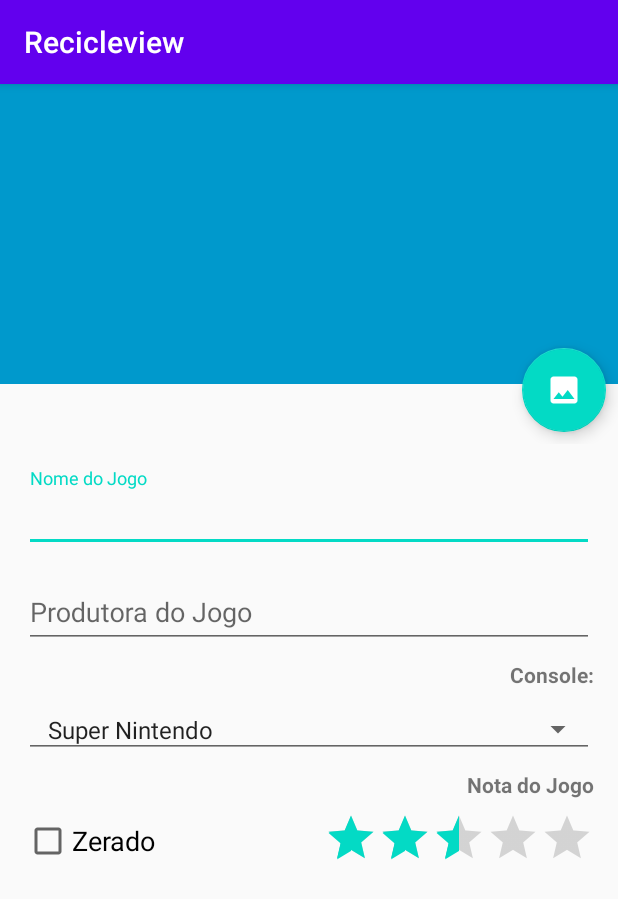
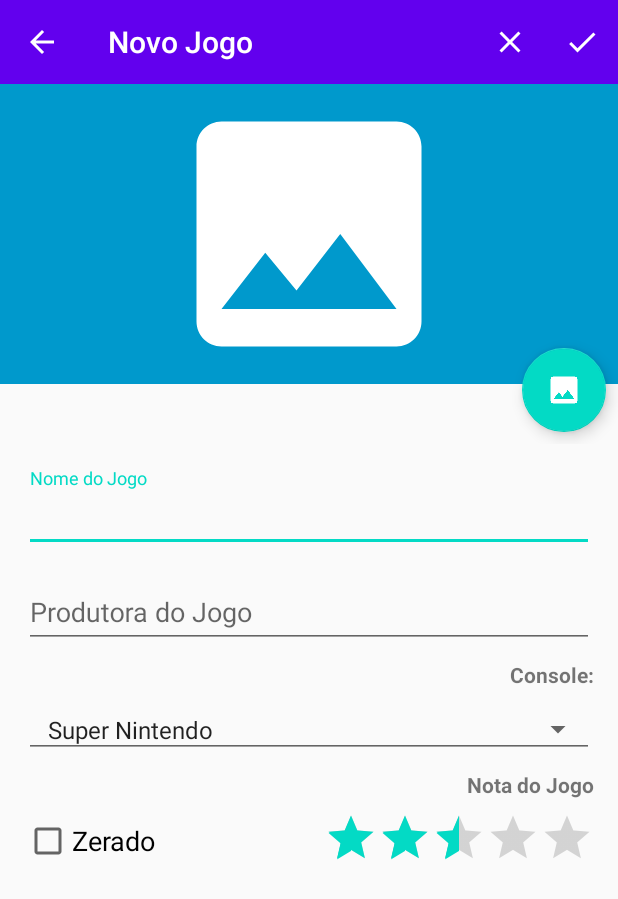
Before and after one commit to Adeniltonarcanjo/Recicleview, an Android app: the CadastroJogoActivity screen opened directly, with no data from a screen before it, on a phone screen of 412 x 824 dp. Shown: the top 899 px of the screen. Run offline under Robolectric (Android 15) with nearby library versions, the phone set to English and light mode, and no system bars.

Commit message:
aula 12 app lista de jogos, Professor Celso Furtado

```diff
--- a/app/src/main/java/adeniltonmorais/android/recicleview/UI/CadastroJogoActivity.kt
+++ b/app/src/main/java/adeniltonmorais/android/recicleview/UI/CadastroJogoActivity.kt
@@ -3,12 +3,63 @@ package adeniltonmorais.android.recicleview.UI
 import adeniltonmorais.android.recicleview.R
 import androidx.appcompat.app.AppCompatActivity
 import android.os.Bundle
+import android.view.Menu
+import android.view.MenuItem
+import android.widget.Toast
+import androidx.appcompat.app.AlertDialog
+import kotlinx.android.synthetic.main.activity_cadastro_jogo.*
+import kotlinx.android.synthetic.main.toolbar.*
+
 
 class CadastroJogoActivity : AppCompatActivity() {
     override fun onCreate(savedInstanceState: Bundle?) {
         super.onCreate(savedInstanceState)
         setContentView(R.layout.activity_cadastro_jogo)
 
+        insertToolbar()
+    }
 
+    private fun insertToolbar() {
+        setSupportActionBar(toolbar)
+        supportActionBar!!.title="Novo Jogo"
+        supportActionBar!!.setDisplayHomeAsUpEnabled(true) // botão de voltar no actionBar do layout de cadastro
     }
+
+    override fun onCreateOptionsMenu(menu: Menu?): Boolean {
+        menuInflater.inflate(R.menu.menu_game,menu)
+        return true
+    }
+
+    override fun onOptionsItemSelected(item: MenuItem): Boolean {
+        when(item.itemId) {
+            R.id.menu_cancelar -> {
+                alert()
+            }
+            R.id.menu_salvar -> {
+                Toast.makeText(this, "Salvar", Toast.LENGTH_SHORT)
+            }
+            else -> {onBackPressed()}
+
+
+        }
+        return true
+    }
+
+    private fun alert() {
+       var builderDialog=AlertDialog.Builder(this)
+        builderDialog.setTitle("Cancelar Cadastro")
+        builderDialog.setMessage("Tem certeza que deseja cancelar o cadastro do seu jogo?")
+        builderDialog.setIcon(R.drawable.ic_baseline_help_outline_red_24)
+
+        builderDialog.setPositiveButton("Sim"){_,_-> onBackPressed()
+
+        }
+        builderDialog.setNegativeButton("Não"){_,_ ->
+            editTextNomeDoJogo.requestFocus()
+        }
+
+        builderDialog.show()
+    }
+
+
 }
--- /dev/null
+++ b/app/src/main/res/drawable/ic_baseline_add_white_24.xml
@@ -0,0 +1,5 @@
+<vector android:height="24dp" android:tint="#FFFFFF"
+    android:viewportHeight="24" android:viewportWidth="24"
+    android:width="24dp" xmlns:android="http://schemas.android.com/apk/res/android">
+    <path android:fillColor="@android:color/white" android:pathData="M19,13h-6v6h-2v-6H5v-2h6V5h2v6h6v2z"/>
+</vector>
--- /dev/null
+++ b/app/src/main/res/drawable/ic_baseline_check_white_24.xml
@@ -0,0 +1,5 @@
+<vector android:height="24dp" android:tint="#FFFFFF"
+    android:viewportHeight="24" android:viewportWidth="24"
+    android:width="24dp" xmlns:android="http://schemas.android.com/apk/res/android">
+    <path android:fillColor="@android:color/white" android:pathData="M9,16.17L4.83,12l-1.42,1.41L9,19 21,7l-1.41,-1.41z"/>
+</vector>
--- /dev/null
+++ b/app/src/main/res/drawable/ic_baseline_clear_white_24.xml
@@ -0,0 +1,5 @@
+<vector android:height="24dp" android:tint="#FFFFFF"
+    android:viewportHeight="24" android:viewportWidth="24"
+    android:width="24dp" xmlns:android="http://schemas.android.com/apk/res/android">
+    <path android:fillColor="@android:color/white" android:pathData="M19,6.41L17.59,5 12,10.59 6.41,5 5,6.41 10.59,12 5,17.59 6.41,19 12,13.41 17.59,19 19,17.59 13.41,12z"/>
+</vector>
--- /dev/null
+++ b/app/src/main/res/drawable/ic_baseline_help_outline_red_24.xml
@@ -0,0 +1,5 @@
+<vector android:height="24dp" android:tint="#FF111A"
+    android:viewportHeight="24" android:viewportWidth="24"
+    android:width="24dp" xmlns:android="http://schemas.android.com/apk/res/android">
+    <path android:fillColor="@android:color/white" android:pathData="M11,18h2v-2h-2v2zM12,2C6.48,2 2,6.48 2,12s4.48,10 10,10 10,-4.48 10,-10S17.52,2 12,2zM12,20c-4.41,0 -8,-3.59 -8,-8s3.59,-8 8,-8 8,3.59 8,8 -3.59,8 -8,8zM12,6c-2.21,0 -4,1.79 -4,4h2c0,-1.1 0.9,-2 2,-2s2,0.9 2,2c0,2 -3,1.75 -3,5h2c0,-2.25 3,-2.5 3,-5 0,-2.21 -1.79,-4 -4,-4z"/>
+</vector>
--- a/app/src/main/res/layout/activity_cadastro_jogo.xml
+++ b/app/src/main/res/layout/activity_cadastro_jogo.xml
@@ -5,6 +5,8 @@
     android:layout_width="match_parent"
     android:layout_height="match_parent"
     tools:context=".UI.CadastroJogoActivity">
+    <include layout="@layout/toolbar"/>
+
 
     <RelativeLayout
         android:id="@+id/rlFotoDoJogo"
@@ -12,14 +14,15 @@
         android:layout_height="240dp"
         app:layout_constraintLeft_toLeftOf="parent"
         app:layout_constraintRight_toRightOf="parent"
-        app:layout_constraintTop_toTopOf="parent">
+        app:layout_constraintTop_toBottomOf="@+id/toolbar">
 
 
         <ImageView
             android:id="@+id/imgViewFotoDoJogo"
             android:layout_width="match_parent"
             android:layout_height="200dp"
-            android:background="@android:color/holo_blue_dark" />
+            android:background="@android:color/holo_blue_dark"
+            android:src="@drawable/ic_baseline_image_white24"/>
 
         <com.google.android.material.floatingactionbutton.FloatingActionButton
             android:layout_width="wrap_content"
--- /dev/null
+++ b/app/src/main/res/layout/toolbar.xml
@@ -0,0 +1,10 @@
+<?xml version="1.0" encoding="utf-8"?>
+<androidx.appcompat.widget.Toolbar
+    xmlns:android="http://schemas.android.com/apk/res/android"
+    android:id="@+id/toolbar"
+    android:layout_width="match_parent"
+    android:layout_height="?attr/actionBarSize"
+    android:background="@color/colorPrimary"
+    android:theme="@style/ThemeOverlay.AppCompat.Dark.ActionBar">
+
+</androidx.appcompat.widget.Toolbar>
--- /dev/null
+++ b/app/src/main/res/menu/menu_game.xml
@@ -0,0 +1,15 @@
+<?xml version="1.0" encoding="utf-8"?>
+<menu xmlns:android="http://schemas.android.com/apk/res/android"
+    xmlns:app="http://schemas.android.com/apk/res-auto">
+
+    <item android:id="@+id/menu_cancelar"
+        android:title="Cancelar"
+        android:icon="@drawable/ic_baseline_clear_white_24"
+        app:showAsAction="always"/>
+    <item android:id="@+id/menu_salvar"
+        android:title="Salvar"
+        android:icon="@drawable/ic_baseline_check_white_24"
+        app:showAsAction="always"/>
+
+
+</menu>
--- a/app/src/main/res/values/styles.xml
+++ b/app/src/main/res/values/styles.xml
@@ -1,6 +1,6 @@
 <resources>
     <!-- Base application theme. -->
-    <style name="AppTheme" parent="Theme.AppCompat.Light.DarkActionBar">
+    <style name="AppTheme" parent="Theme.AppCompat.Light.NoActionBar">
         <!-- Customize your theme here. -->
         <item name="colorPrimary">@color/colorPrimary</item>
         <item name="colorPrimaryDark">@color/colorPrimaryDark</item>
```
Also changed, not shown: app/src/main/java/adeniltonmorais/android/recicleview/UI/MainActivity.kt (+19 -1 lines), app/src/main/res/layout/activity_main.xml (+10 -1 lines).
